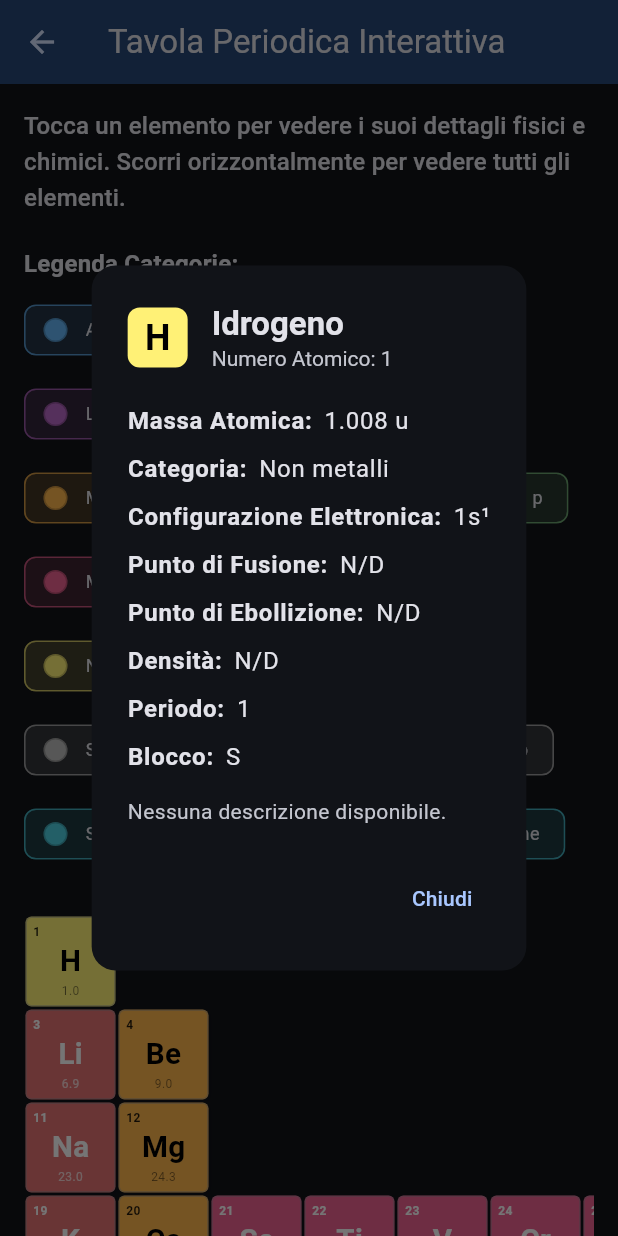
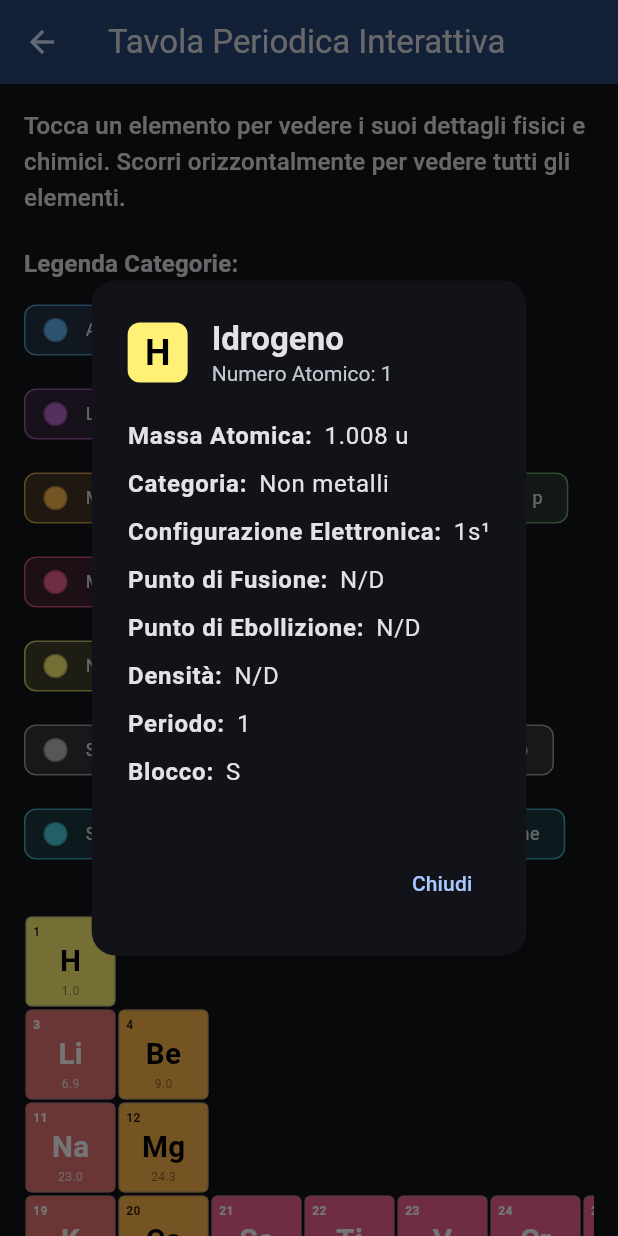
Before and after one commit to Lore-byte/PhysicsEaseRelease, a Flutter app: the PeriodicTablePage screen opened directly, after a tap on an icon or button, on a phone screen of 412 x 824 dp. Run offline on Flutter 3.47's test engine with Material 3 defaults, Android fonts, the phone set to English and light mode, and no system bars; our stand-ins replace fl_chart, math_expressions, permission_handler, sensors_plus, share_plus, shared_preferences; missing offline and left inert: flutter_math_fork; accounts and stored records are empty.

Commit message:
fix gui periodic_table_page.dart

```diff
--- a/lib/pages/periodic_table_page.dart
+++ b/lib/pages/periodic_table_page.dart
@@ -188,10 +188,10 @@ class PeriodicTablePage extends StatelessWidget {
                 if (element.yearDiscovered != 0)
                   _buildDetailRow(context, 'Anno Scoperta:', element.yearDiscovered.toString()),
                 const SizedBox(height: 10),
-                Text(
-                  element.description,
-                  style: TextStyle(color: colorScheme.onSurfaceVariant),
-                ),
+                //Text(
+                  //element.description,
+                  //style: TextStyle(color: colorScheme.onSurfaceVariant),
+                //),
               ],
             ),
           ),
```
